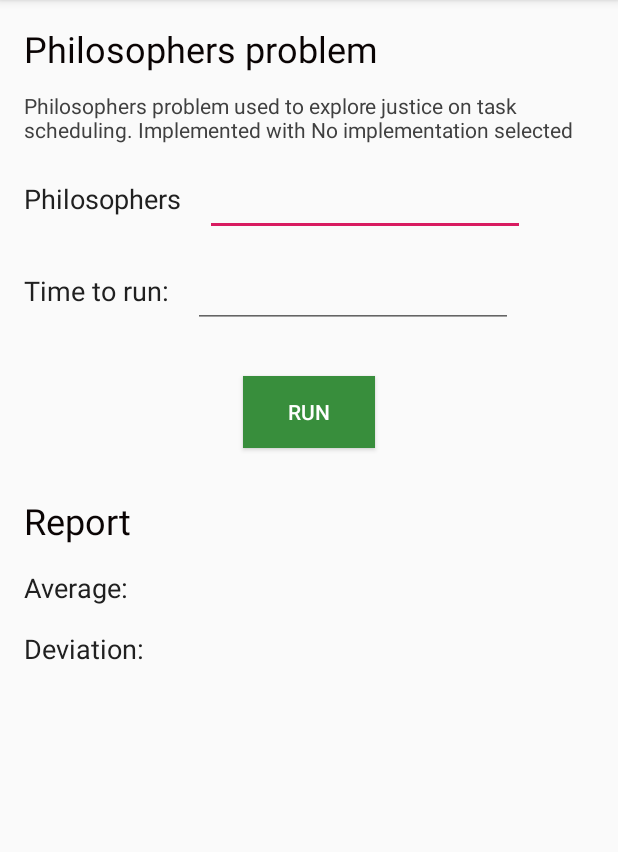
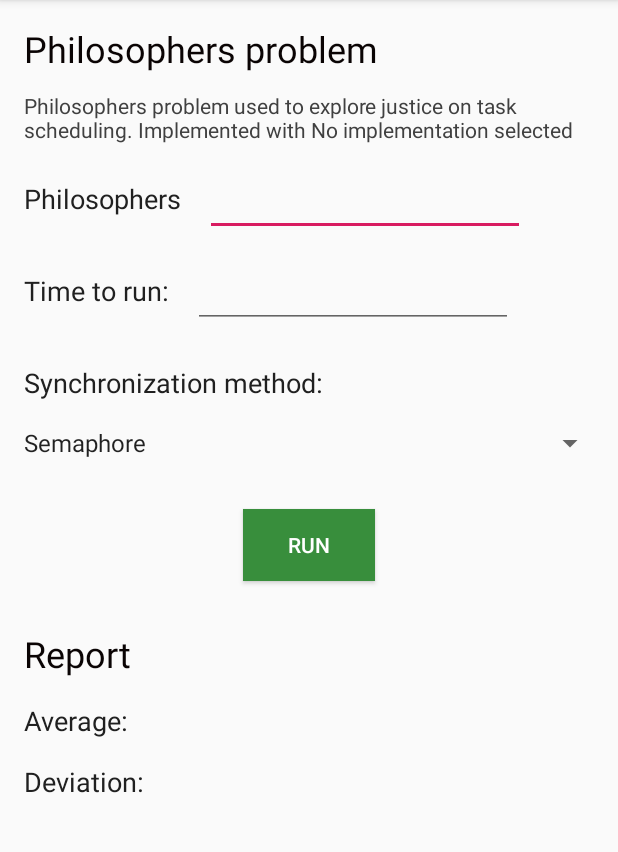
Before and after one commit to WilliamWV/androidConcAndSync, an Android app: the PhilosophersActivity screen opened directly, with no data from a screen before it, on a phone screen of 412 x 824 dp, the part 84-936 px from its top. Run offline under Robolectric (Android 15) with nearby library versions, the phone set to English and light mode, and no system bars.

Commit message:
Updated philosophers activity to allow choose of synchronization method

```diff
--- a/app/src/main/java/com/example/concurrencyeval/activities/PhilosophersActivity.kt
+++ b/app/src/main/java/com/example/concurrencyeval/activities/PhilosophersActivity.kt
@@ -2,9 +2,7 @@ package com.example.concurrencyeval.activities
 
 import android.os.Bundle
 import android.view.View
-import android.widget.EditText
-import android.widget.ProgressBar
-import android.widget.TextView
+import android.widget.*
 import com.example.concurrencyeval.Constants
 import com.example.concurrencyeval.R
 import com.example.concurrencyeval.implementations.philosophers.PhCoroutines
@@ -15,22 +13,46 @@ import com.example.concurrencyeval.util.RunReport
 
 class PhilosophersActivity : AbstractActivity(Constants.PHILOSOPHERS) {
 
+    private val positionOfSyncs = hashMapOf(
+        0 to Constants.SEMAPHORE,
+        1 to Constants.SYNCHRONIZED,
+        2 to Constants.ATOMIC,
+        3 to Constants.LOCK
+    )
+
+    private fun populateSpinner() : Spinner {
+        val spinner: Spinner = findViewById(R.id.ph_spinner_choose_sync)
+        ArrayAdapter.createFromResource(
+            this,
+            R.array.ph_sync,
+            android.R.layout.simple_spinner_item
+        ).also { adapter ->
+            adapter.setDropDownViewResource(android.R.layout.simple_spinner_dropdown_item)
+            spinner.adapter = adapter
+        }
+        return spinner
+    }
+
     override fun onCreate(savedInstanceState: Bundle?) {
         super.setImplementation(intent.getIntExtra(Constants.IMPL_EXTRA, -1))
         setContentView(R.layout.activity_philosophers)
 
         super.onCreate(savedInstanceState)
 
+        val syncSpinner = this.populateSpinner()
+
         super.mRunButton.setOnClickListener {
             super.runManager.taskStarted()
             super.mProgress.visibility = View.VISIBLE
             val philosophers: Int = findViewById<EditText>(R.id.ph_et_philosophers).text.toString().toInt()
             val time: Int = findViewById<EditText>(R.id.ph_et_time).text.toString().toInt()
+            val syncPosition = syncSpinner.selectedItemPosition
+
             when(super.mImplementation){
-                Constants.THREADS -> PhThread(philosophers, time, this).start()
-                Constants.THREAD_POOL -> PhThreadPool(philosophers, time, this).start()
-                Constants.COROUTINES -> PhCoroutines(philosophers, time, this).start()
-                Constants.HAMER -> PhHaMeR(philosophers, time, this).start()
+                Constants.THREADS -> PhThread(philosophers, time, positionOfSyncs[syncPosition]!!,this).start()
+                Constants.THREAD_POOL -> PhThreadPool(philosophers, time, positionOfSyncs[syncPosition]!!, this).start()
+                Constants.COROUTINES -> PhCoroutines(philosophers, time, positionOfSyncs[syncPosition]!!, this).start()
+                Constants.HAMER -> PhHaMeR(philosophers, time, positionOfSyncs[syncPosition]!!, this).start()
                 else -> this.updateReport(RunReport(intArrayOf(0)))
             }
         }
--- a/app/src/main/java/com/example/concurrencyeval/implementations/philosophers/PhCoroutines.kt
+++ b/app/src/main/java/com/example/concurrencyeval/implementations/philosophers/PhCoroutines.kt
@@ -7,8 +7,8 @@ import kotlinx.coroutines.*
 import java.util.concurrent.Executors
 
 class PhCoroutines(
-    philosophers: Int, time: Int, activity: PhilosophersActivity
-): PhImplementation(philosophers, time, activity){
+    philosophers: Int, time: Int, sync: Int, activity: PhilosophersActivity
+): PhImplementation(philosophers, time, sync, activity){
     val frequencies = IntArray(philosophers) {0}
 
     override fun execute(): RunReport {
--- a/app/src/main/java/com/example/concurrencyeval/implementations/philosophers/PhImplementation.kt
+++ b/app/src/main/java/com/example/concurrencyeval/implementations/philosophers/PhImplementation.kt
@@ -1,15 +1,12 @@
 package com.example.concurrencyeval.implementations.philosophers
 
-import android.util.Log
-import com.example.concurrencyeval.Constants
 import com.example.concurrencyeval.activities.PhilosophersActivity
 import com.example.concurrencyeval.util.RunReport
-import java.io.File
 
 
 abstract class PhImplementation (
     val philosophers: Int, val time: Int,
-    val activity: PhilosophersActivity
+    val sync: Int, val activity: PhilosophersActivity
 ) : Thread(){
 
 
--- a/app/src/main/java/com/example/concurrencyeval/implementations/philosophers/PhWorkerRunnable.kt
+++ b/app/src/main/java/com/example/concurrencyeval/implementations/philosophers/PhWorkerRunnableSync.kt
@@ -3,7 +3,7 @@ package com.example.concurrencyeval.implementations.philosophers
 import com.example.concurrencyeval.Constants
 
 
-class PhWorkerRunnable(
+class PhWorkerRunnableSync(
     var fork1: String, var fork2: String, val time: Int, val freq: IntArray, val id: Int
 ): Runnable{
 
--- a/app/src/main/res/layout/activity_philosophers.xml
+++ b/app/src/main/res/layout/activity_philosophers.xml
@@ -63,6 +63,26 @@
             android:textColor="@color/descriptionColor" android:inputType="numberDecimal" tools:ignore="Autofill"
             android:layout_marginTop="16dp" app:layout_constraintTop_toBottomOf="@+id/ph_et_philosophers"
             android:labelFor="@id/ph_et_time"/>
+        <TextView
+            android:text="@string/synchronization_method"
+            android:layout_width="wrap_content"
+            android:layout_height="wrap_content"
+            android:id="@+id/ph_sync_tv_label"
+            app:layout_constraintStart_toStartOf="parent"
+            android:layout_marginStart="16dp" android:textColor="@color/textColor"
+            android:textSize="18sp"
+            app:layout_constraintTop_toBottomOf="@+id/ph_et_time" android:layout_marginTop="24dp"/>
+        <Spinner
+            android:id="@+id/ph_spinner_choose_sync"
+            android:layout_width="fill_parent"
+            android:layout_height="wrap_content"
+            android:layout_marginStart="8dp"
+            android:layout_marginTop="16dp"
+            android:layout_marginEnd="8dp"
+            app:layout_constraintEnd_toEndOf="parent"
+            app:layout_constraintStart_toStartOf="parent"
+            app:layout_constraintTop_toBottomOf="@+id/ph_sync_tv_label" />
+
         <Button
             android:text="@string/run_button"
             android:layout_width="wrap_content"
@@ -70,7 +90,7 @@
             android:id="@+id/ph_run_button" app:layout_constraintStart_toStartOf="parent" android:layout_marginLeft="8dp"
             android:layout_marginStart="8dp" app:layout_constraintEnd_toEndOf="parent" android:layout_marginEnd="8dp"
             android:layout_marginRight="8dp" android:layout_marginTop="32dp"
-            app:layout_constraintTop_toBottomOf="@+id/ph_et_time" android:background="@color/buttonColor"
+            app:layout_constraintTop_toBottomOf="@+id/ph_spinner_choose_sync" android:background="@color/buttonColor"
             android:textColor="@color/white"/>
         <TextView
             android:text="@string/report"
@@ -120,7 +140,7 @@
             android:indeterminateTint="@color/progressColor"
             android:visibility="invisible"
             app:layout_constraintStart_toEndOf="@+id/ph_run_button"
-            app:layout_constraintTop_toBottomOf="@+id/ph_et_time"
+            app:layout_constraintTop_toBottomOf="@+id/ph_spinner_choose_sync"
             tools:targetApi="lollipop" />
 
     </android.support.constraint.ConstraintLayout>
--- a/app/src/main/res/values/strings.xml
+++ b/app/src/main/res/values/strings.xml
@@ -42,6 +42,7 @@
     <string name="pc_description">Uses Producers-Consumers problem to explore synchronization methods</string>
     <string name="pc_title">Producers Consumers</string>
     <string name="pc_buffer_size_label">Buffer size</string>
+    <string name="synchronization_method">Synchronization method:</string>
     <string-array name="problems">
         <item>Matrix multiplication</item>
         <item>Philosophers</item>
@@ -88,6 +89,13 @@
         <item>Lock and Condition</item>
     </string-array>
 
+    <string-array name="ph_sync">
+        <item>Semaphore</item>
+        <item>Synchronized</item>
+        <item>Atomic variables</item>
+        <item>Lock and Condition</item>
+    </string-array>
+
     <string-array name="images">
         <item>Cat</item>
         <item>Dog</item>
```
Also changed, not shown: app/src/main/java/com/example/concurrencyeval/implementations/philosophers/PhHaMeR.kt (+4 -4 lines), app/src/main/java/com/example/concurrencyeval/implementations/philosophers/PhThread.kt (+4 -4 lines), app/src/main/java/com/example/concurrencyeval/implementations/philosophers/PhThreadPool.kt (+11 -9 lines), 1 other file.
